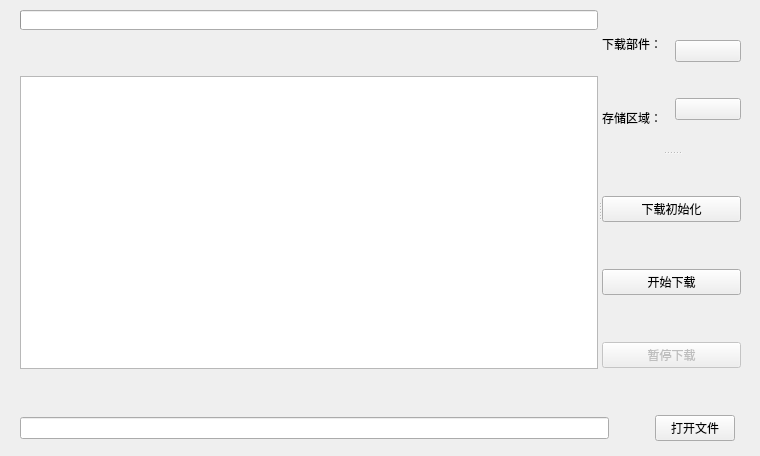
flamboyante/file-tools, file new_downfile.ui: the form before one commit.
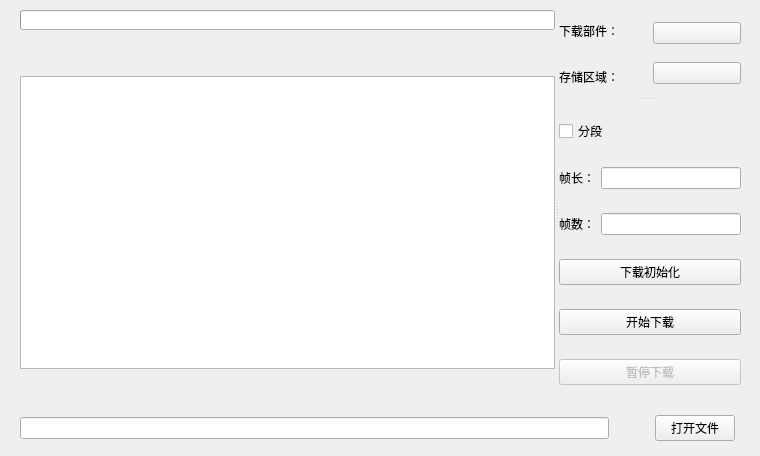
The form after the commit. Custom widgets are drawn as their Qt base class.

The edit to the form file:
```diff
--- a/new_downfile.ui
+++ b/new_downfile.ui
@@ -135,6 +135,44 @@
          </widget>
          <widget class="QWidget" name="layoutWidget">
           <layout class="QVBoxLayout" name="verticalLayout">
+           <item>
+            <widget class="QCheckBox" name="checkBox_slice">
+             <property name="text">
+              <string>分段</string>
+             </property>
+            </widget>
+           </item>
+           <item>
+            <layout class="QHBoxLayout" name="horizontalLayout_3">
+             <property name="sizeConstraint">
+              <enum>QLayout::SetDefaultConstraint</enum>
+             </property>
+             <item>
+              <widget class="BodyLabel" name="BodyLabel_3">
+               <property name="text">
+                <string>帧长：</string>
+               </property>
+              </widget>
+             </item>
+             <item>
+              <widget class="LineEdit" name="LineEdit_frame_len"/>
+             </item>
+            </layout>
+           </item>
+           <item>
+            <layout class="QHBoxLayout" name="horizontalLayout_4">
+             <item>
+              <widget class="BodyLabel" name="BodyLabel_4">
+               <property name="text">
+                <string>帧数：</string>
+               </property>
+              </widget>
+             </item>
+             <item>
+              <widget class="LineEdit" name="LineEdit_seg_num"/>
+             </item>
+            </layout>
+           </item>
            <item>
             <widget class="PrimaryPushButton" name="PrimaryPushButton_DownFlieInit">
              <property name="text">
```
